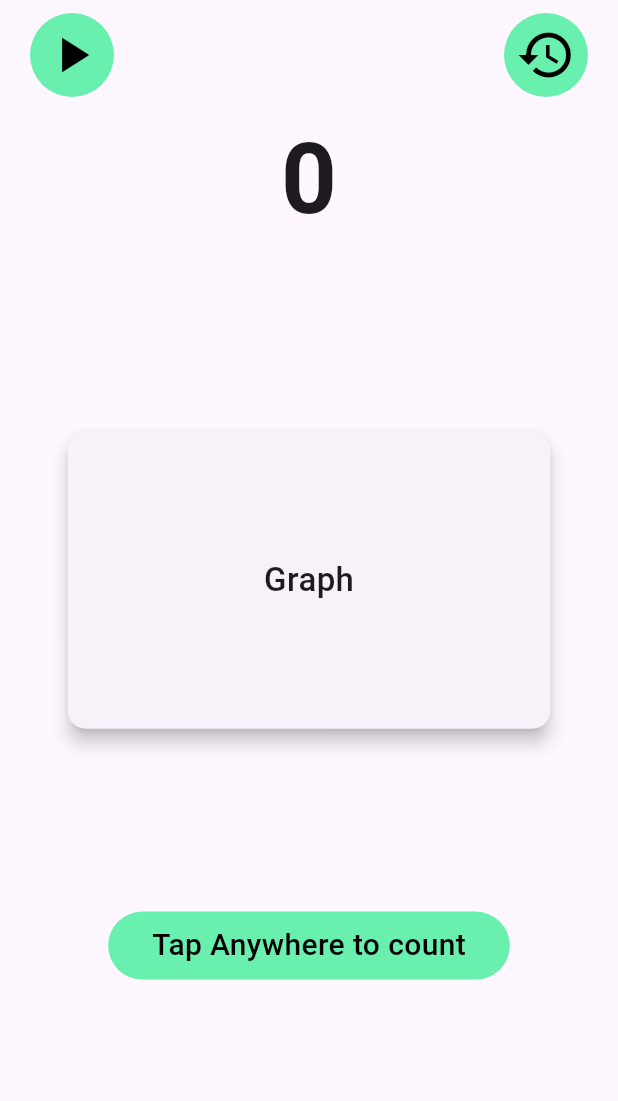
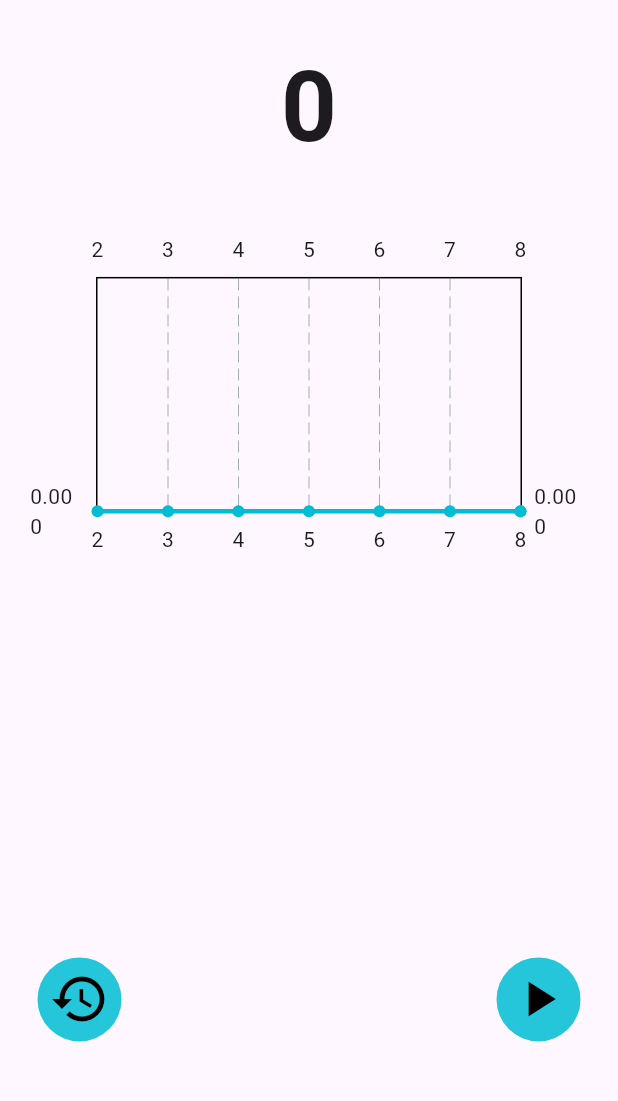
Before and after one commit to hamster336/counter_app, a Flutter app: the screen it shows after launch, on a phone screen of 412 x 824 dp, the part 71-1172 px from its top. Run offline on Flutter 3.47's test engine with Material 3 defaults, Android fonts, the phone set to English and light mode, and no system bars; drawn by our look-alikes of fl_chart; our stand-ins replace get, hive_ce, hive_ce_flutter; accounts and stored records are empty.

Commit message:
Changes app icon and real time graph changes

```diff
--- a/lib/screens/home_screen.dart
+++ b/lib/screens/home_screen.dart
@@ -1,5 +1,3 @@
-import 'dart:developer';
-
 import 'package:counter_app/models/count.dart';
 import 'package:counter_app/models/count_controller.dart';
 import 'package:counter_app/models/local_storage.dart';
@@ -16,12 +14,14 @@ class HomeScreen extends StatefulWidget {
 
 class _HomeScreenState extends State<HomeScreen> with WidgetsBindingObserver {
   final controller = Get.find<CountController>();
+  late List<Counts> data;
   bool start = false;
 
   @override
   void initState() {
     super.initState();
     WidgetsBinding.instance.addObserver(this);
+    data = LocalStorage.listOfCounts();
   }
 
   @override
@@ -48,11 +48,11 @@ class _HomeScreenState extends State<HomeScreen> with WidgetsBindingObserver {
   Widget build(BuildContext context) {
     // final isDark = Theme.of(context).brightness == Brightness.dark;
     final size = MediaQuery.of(context).size;
+    final themeColor = Colors.cyan.shade400;
 
     return Scaffold(
       appBar: AppBar(
         centerTitle: true,
-        // elevation: 3,
         title: Text(
           'Counter',
           style: TextStyle(
@@ -65,61 +65,46 @@ class _HomeScreenState extends State<HomeScreen> with WidgetsBindingObserver {
 
       body: GestureDetector(
         onTap: () {
-          if (start) {
-            controller.increment();
-          }
+          if (start) controller.increment();
         },
         child: ColoredBox(
           color: Colors.transparent,
           child: Column(
             crossAxisAlignment: CrossAxisAlignment.center,
-            mainAxisAlignment: MainAxisAlignment.center,
             children: [
+              SizedBox(height: size.height * 0.02),
+
+              Obx(() {
+                return Text(
+                  '${controller.currCount}',
+                  style: TextStyle(fontSize: 65, fontWeight: FontWeight.w700),
+                );
+              }),
+
+              SizedBox(height: size.height * 0.02),
+
+              SizedBox(
+                width: size.width,
+                height: size.height * 0.3,
+                child: Padding(
+                  padding: const EdgeInsets.only(top: 20, bottom: 10),
+                  child: Obx(() {
+                    return LineChart(
+                      LineChartData(
+                        lineBarsData: [
+                          LineChartBarData(spots: getSpot(data), barWidth: 3),
+                        ],
+                      ),
+                    );
+                  }),
+                ),
+              ).marginSymmetric(horizontal: 20),
+
+              Spacer(),
+
               Row(
                 mainAxisAlignment: MainAxisAlignment.spaceBetween,
                 children: [
-                  // start counting
-                  IconButton(
-                    onPressed: () {
-                      Get.defaultDialog(
-                        title: 'Start counting',
-                        titleStyle: TextStyle(
-                          fontSize: 25,
-                          fontWeight: FontWeight.w600,
-                          color: Colors.blue,
-                        ),
-                        middleText: '\tThe counter can now be changed.\t',
-                        middleTextStyle: TextStyle(
-                          fontSize: 20,
-                          fontWeight: FontWeight.w500,
-                        ),
-                        barrierDismissible: false,
-                        cancel: TextButton(
-                          onPressed: () => Get.back(), // pop the dialog box
-                          child: const Text(
-                            'Cancel',
-                            style: TextStyle(fontSize: 20),
-                          ),
-                        ),
-                        confirm: TextButton(
-                          onPressed: () {
-                            Get.back(); // pop dialog box
-                            start = true;
-                          },
-                          child: const Text(
-                            'Start',
-                            style: TextStyle(fontSize: 20, color: Colors.blue),
-                          ),
-                        ),
-                      );
-                    },
-                    icon: Icon(Icons.play_arrow, size: 40),
-                    style: IconButton.styleFrom(
-                      backgroundColor: Colors.greenAccent,
-                      foregroundColor: Colors.black,
-                    ),
-                  ),
-
                   // reset counting
                   IconButton(
                     onPressed: () {
@@ -164,61 +149,56 @@ class _HomeScreenState extends State<HomeScreen> with WidgetsBindingObserver {
                     },
                     icon: Icon(Icons.restore, size: 40),
                     style: IconButton.styleFrom(
-                      backgroundColor: Colors.greenAccent,
+                      backgroundColor: themeColor,
+                      foregroundColor: Colors.black,
+                    ),
+                  ),
+
+                  // start counting
+                  IconButton(
+                    onPressed: () {
+                      Get.defaultDialog(
+                        title: 'Start counting',
+                        titleStyle: TextStyle(
+                          fontSize: 25,
+                          fontWeight: FontWeight.w600,
+                          color: Colors.blue,
+                        ),
+                        middleText: '\tThe counter can now be changed.\t',
+                        middleTextStyle: TextStyle(
+                          fontSize: 20,
+                          fontWeight: FontWeight.w500,
+                        ),
+                        barrierDismissible: false,
+                        cancel: TextButton(
+                          onPressed: () => Get.back(), // pop the dialog box
+                          child: const Text(
+                            'Cancel',
+                            style: TextStyle(fontSize: 20),
+                          ),
+                        ),
+                        confirm: TextButton(
+                          onPressed: () {
+                            Get.back(); // pop dialog box
+                            start = true;
+                          },
+                          child: const Text(
+                            'Start',
+                            style: TextStyle(fontSize: 20, color: Colors.blue),
+                          ),
+                        ),
+                      );
+                    },
+                    icon: Icon(Icons.play_arrow, size: 40),
+                    style: IconButton.styleFrom(
+                      backgroundColor: themeColor,
                       foregroundColor: Colors.black,
                     ),
                   ),
                 ],
-              ).paddingSymmetric(horizontal: 20),
+              ).paddingSymmetric(horizontal: 25),
 
-              SizedBox(height: size.height * 0.01),
-
-              Obx(() {
-                return Text(
-                  '${controller.currCount}',
-                  style: TextStyle(fontSize: 65, fontWeight: FontWeight.w700),
-                );
-              }),
-
-              Spacer(),
-              SizedBox(
-                width: size.width * 0.8,
-                height: size.height * 0.25,
-                child: Card(
-                  elevation: 5,
-                  child: Center(
-                    child: Text(
-                      'Graph',
-                      style: TextStyle(
-                        fontSize: 22,
-                        fontWeight: FontWeight.w500,
-                      ),
-                    ),
-                  ),
-                ),
-              ),
-              Spacer(),
-
-              Container(
-                width: size.width * 0.65,
-                height: size.height * 0.055,
-                decoration: BoxDecoration(
-                  color: Colors.greenAccent,
-                  borderRadius: BorderRadius.circular(35),
-                ),
-                child: Center(
-                  child: Text(
-                    'Tap Anywhere to count',
-                    style: TextStyle(
-                      fontSize: 20,
-                      fontWeight: FontWeight.w500,
-                      color: Colors.black,
-                    ),
-                  ),
-                ),
-              ),
-
-              SizedBox(height: size.height * 0.15),
+              SizedBox(height: size.height * 0.1),
             ],
           ),
         ),
@@ -226,23 +206,26 @@ class _HomeScreenState extends State<HomeScreen> with WidgetsBindingObserver {
     );
   }
 
-  // BarChartData graph(){
-  //   final data = LocalStorage.listOfCounts();
+  // get the spots to plot
+  List<FlSpot> getSpot(List<Counts> data) {
+    final List<FlSpot> list = [];
 
-  //   BarChartData(
-  //     barGroups: data.asMap().entries.map((e){
-  //       final index = e.key;
-  //       final day = e.value;
+    for (var e in data) {
+      final xAxis = double.parse(
+        e.date.substring(e.date.length - 2),
+      ); // last two characters from the string (day of the month)
+      final yAxis = double.parse("${e.dailyCount}"); // count
 
-  //       return BarChartGroupData(x: index, barRods: [BarChartRodData(toY: day.dailyCount.toDouble())]);
-  //     }).toList(),
-  //   );
-  // }
+      list.add(FlSpot(xAxis, yAxis));
+    }
+
+    final time = CountController.getTime();
+    list.add(
+      FlSpot(
+        double.parse(time.substring(time.length - 2)),
+        double.parse('${controller.dailyCount.value}'),
+      ),
+    );
+    return list;
+  }
 }
-
-/* final time = CountController.getTime();
-                    LocalStorage.getKeys();
-                    log(
-                      'current: ${controller.currCount.value} daily: ${controller.dailyCount.value}',
-                    );
-                    // LocalStorage.clear(); */
```
Also changed, not shown: flutter_launcher_icons.yaml (added, +34 -0 lines), lib/models/local_storage.dart (+4 -4 lines), pubspec.yaml (+11 -4 lines), assets/icon/icon.png (added), pubspec.lock, 29 other files.
